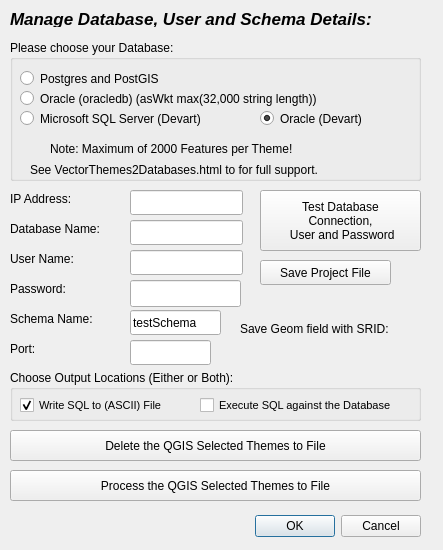
Above: VectorToDBLoader_dialog_base.ui from SpatialTapestry/QGIS-Plugin---Vector-Themes-to-DB before the change. Below: the same form after it.
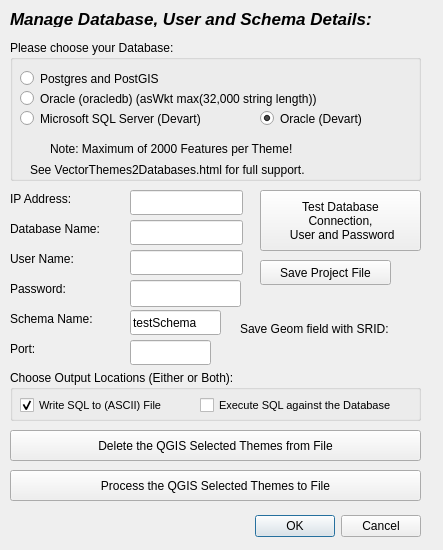
That is the form after the change. Custom widgets are drawn as their Qt base class.

Commit message:
Sorted oracledb on Windows
code and documentation amended for a better user installation experience.
NOTE: This plugin will cause QGIS to report errors until the 3 Python Plugins are installed.
SEE: VectorThemes2Databases.html for instructions

Diff of the .ui file:
```diff
--- a/VectorToDBLoader_dialog_base.ui
+++ b/VectorToDBLoader_dialog_base.ui
@@ -271,7 +271,7 @@
      </rect>
     </property>
     <property name="text">
-     <string>See VectorThemes2Databases.html to for full support.</string>
+     <string>See VectorThemes2Databases.html for full support.</string>
     </property>
    </widget>
   </widget>
@@ -447,7 +447,7 @@
     </rect>
    </property>
    <property name="text">
-    <string>Delete the QGIS Selected Themes to File</string>
+    <string>Delete the QGIS Selected Themes from File</string>
    </property>
   </widget>
  </widget>
```
The commit also changes 4 other files.
